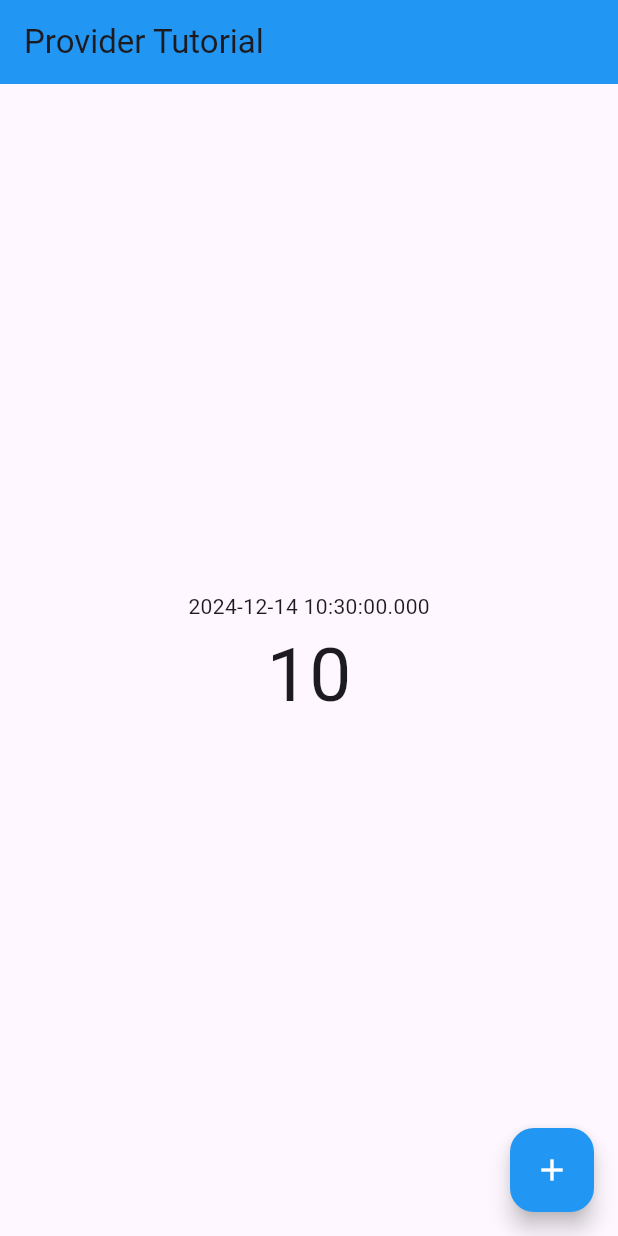
After one commit to pallavipradhan5578/PDF-Viewer, a Flutter app: the screen it shows after launch, on a phone screen of 412 x 824 dp. The commit adds this screen. Run offline on Flutter 3.47's test engine with Material 3 defaults, Android fonts, the phone set to English and light mode, and no system bars.

Commit message:
Stateful widget.dart

```diff
--- /dev/null
+++ b/lib/lecture2/stateful.dart
@@ -0,0 +1,46 @@
+import 'package:flutter/material.dart';
+
+class StateFul extends StatefulWidget {
+  StateFul({super.key});
+  @override
+  State<StateFul> createState() => _StateFulState();
+}
+
+class _StateFulState extends State<StateFul> {int count = 10;
+  @override
+  Widget build(BuildContext context) {
+    print("build");
+    return Scaffold(
+      appBar: AppBar(
+        backgroundColor: Colors.blue,
+        title: Text("Provider Tutorial"),
+      ),body: Column(
+      mainAxisAlignment: MainAxisAlignment.center,
+      children: [Text(DateTime.now().toString()),
+        Container(
+          child: Center(
+            child: Text(
+              count.toString(),
+              style: TextStyle(fontSize: 50),
+            ),
+          ),
+        ),
+      ],
+    ),
+        floatingActionButton: FloatingActionButton(
+          onPressed: () {
+            count++;
+            print(count);
+            setState(() {
+
+            });
+          },
+          backgroundColor: Colors.blue,
+          child: Icon(
+            Icons.add,
+            color: Colors.white,
+          ),
+        ),
+    );
+  }
+}
--- a/lib/main.dart
+++ b/lib/main.dart
@@ -1,5 +1,6 @@
 import 'package:flutter/material.dart';
 import 'package:provider_tutorial/lecture1/homepage.dart';
+import 'package:provider_tutorial/lecture2/stateful.dart';
 
 void main() {
   runApp(const MyApp());
@@ -18,7 +19,7 @@ class MyApp extends StatelessWidget {
         colorScheme: ColorScheme.fromSeed(seedColor: Colors.deepPurple),
         useMaterial3: true,
       ),
-      home:  Stateless(),debugShowCheckedModeBanner: false,
+      home:  StateFul(),debugShowCheckedModeBanner: false,
     );
   }
 }
```
